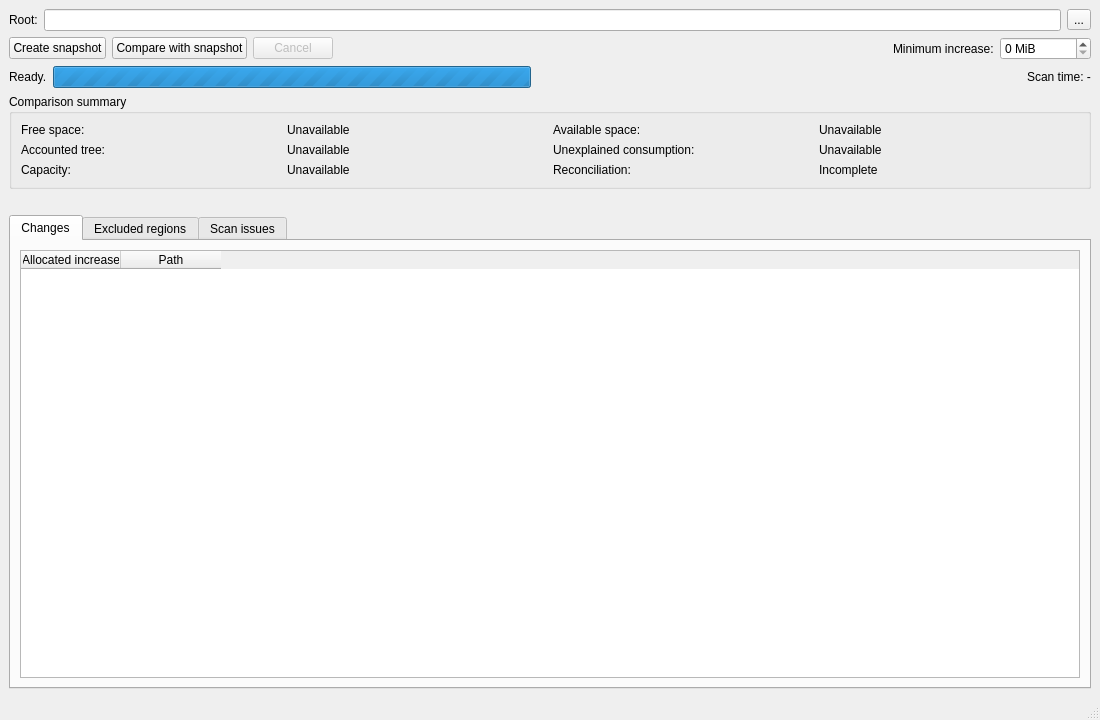
Qt form app/src/mainwindow.ui (VioletGiraffe/SpaceGuard) before a commit.
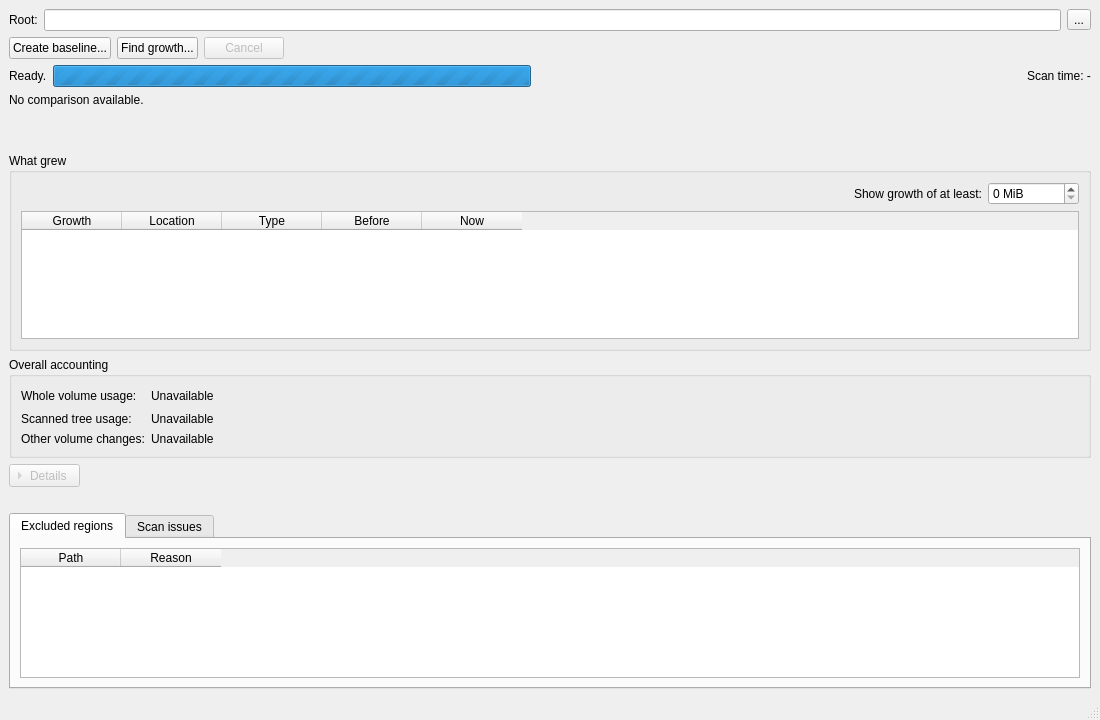
The same form after that commit.

Diff of the .ui file:
```diff
--- a/app/src/mainwindow.ui
+++ b/app/src/mainwindow.ui
@@ -36,12 +36,12 @@
      <layout class="QHBoxLayout" name="actionLayout">
       <item>
        <widget class="QPushButton" name="createSnapshotButton">
-        <property name="text"><string>Create snapshot</string></property>
+        <property name="text"><string>Create baseline...</string></property>
        </widget>
       </item>
       <item>
        <widget class="QPushButton" name="compareSnapshotButton">
-        <property name="text"><string>Compare with snapshot</string></property>
+        <property name="text"><string>Find growth...</string></property>
        </widget>
       </item>
       <item>
@@ -56,17 +56,6 @@
         <property name="sizeHint" stdset="0"><size><width>40</width><height>20</height></size></property>
        </spacer>
       </item>
-      <item>
-       <widget class="QLabel" name="thresholdLabel">
-        <property name="text"><string>Minimum increase:</string></property>
-       </widget>
-      </item>
-      <item>
-       <widget class="QSpinBox" name="thresholdSpinBox">
-        <property name="suffix"><string notr="true"> MiB</string></property>
-        <property name="maximum"><number>999999999</number></property>
-       </widget>
-      </item>
      </layout>
     </item>
     <item>
@@ -104,22 +93,17 @@
      </layout>
     </item>
     <item>
-     <widget class="QGroupBox" name="summaryGroupBox">
-      <property name="title"><string>Comparison summary</string></property>
-      <layout class="QGridLayout" name="summaryLayout">
-       <item row="0" column="0"><widget class="QLabel" name="freeSpaceLabel"><property name="text"><string>Free space:</string></property></widget></item>
-       <item row="0" column="1"><widget class="QLabel" name="freeSpaceValueLabel"><property name="text"><string>Unavailable</string></property></widget></item>
-       <item row="0" column="2"><widget class="QLabel" name="availableSpaceLabel"><property name="text"><string>Available space:</string></property></widget></item>
-       <item row="0" column="3"><widget class="QLabel" name="availableSpaceValueLabel"><property name="text"><string>Unavailable</string></property></widget></item>
-       <item row="1" column="0"><widget class="QLabel" name="allocatedTreeLabel"><property name="text"><string>Accounted tree:</string></property></widget></item>
-       <item row="1" column="1"><widget class="QLabel" name="allocatedTreeValueLabel"><property name="text"><string>Unavailable</string></property></widget></item>
-       <item row="1" column="2"><widget class="QLabel" name="unexplainedLabel"><property name="text"><string>Unexplained consumption:</string></property></widget></item>
-       <item row="1" column="3"><widget class="QLabel" name="unexplainedValueLabel"><property name="text"><string>Unavailable</string></property></widget></item>
-       <item row="2" column="0"><widget class="QLabel" name="capacityLabel"><property name="text"><string>Capacity:</string></property></widget></item>
-       <item row="2" column="1"><widget class="QLabel" name="capacityValueLabel"><property name="text"><string>Unavailable</string></property></widget></item>
-       <item row="2" column="2"><widget class="QLabel" name="reconciliationLabel"><property name="text"><string>Reconciliation:</string></property></widget></item>
-       <item row="2" column="3"><widget class="QLabel" name="reconciliationValueLabel"><property name="text"><string>Incomplete</string></property></widget></item>
-      </layout>
+     <widget class="QLabel" name="comparisonContextLabel">
+      <property name="text"><string>No comparison available.</string></property>
+      <property name="textInteractionFlags"><set>Qt::TextInteractionFlag::TextSelectableByMouse</set></property>
+      <property name="wordWrap"><bool>true</bool></property>
+     </widget>
+    </item>
+    <item>
+     <widget class="QLabel" name="comparisonHeadlineLabel">
+      <property name="font"><font><bold>true</bold></font></property>
+      <property name="text"><string/></property>
+      <property name="wordWrap"><bool>true</bool></property>
      </widget>
     </item>
     <item>
@@ -129,26 +113,101 @@
      </widget>
     </item>
     <item>
-     <widget class="QTabWidget" name="resultTabs">
-      <property name="currentIndex"><number>0</number></property>
-      <widget class="QWidget" name="changesTab">
-       <attribute name="title"><string>Changes</string></attribute>
-       <layout class="QVBoxLayout" name="changesLayout">
+     <widget class="QGroupBox" name="growthGroupBox">
+      <property name="title"><string>What grew</string></property>
+      <layout class="QVBoxLayout" name="growthLayout">
+       <item>
+        <layout class="QHBoxLayout" name="thresholdLayout">
+         <item>
+          <spacer name="thresholdSpacer">
+           <property name="orientation"><enum>Qt::Orientation::Horizontal</enum></property>
+           <property name="sizeHint" stdset="0"><size><width>40</width><height>20</height></size></property>
+          </spacer>
+         </item>
+         <item>
+          <widget class="QLabel" name="thresholdLabel">
+           <property name="text"><string>Show growth of at least:</string></property>
+          </widget>
+         </item>
+         <item>
+          <widget class="QSpinBox" name="thresholdSpinBox">
+           <property name="suffix"><string notr="true"> MiB</string></property>
+           <property name="maximum"><number>999999999</number></property>
+          </widget>
+         </item>
+        </layout>
+       </item>
         <item>
          <widget class="QTableWidget" name="changesTable">
+         <property name="alternatingRowColors"><bool>true</bool></property>
           <property name="editTriggers"><set>QAbstractItemView::EditTrigger::NoEditTriggers</set></property>
           <property name="selectionBehavior"><enum>QAbstractItemView::SelectionBehavior::SelectRows</enum></property>
-          <column><property name="text"><string>Allocated increase</string></property></column>
-          <column><property name="text"><string>Path</string></property></column>
+         <column><property name="text"><string>Growth</string></property></column>
+         <column><property name="text"><string>Location</string></property></column>
+         <column><property name="text"><string>Type</string></property></column>
+         <column><property name="text"><string>Before</string></property></column>
+         <column><property name="text"><string>Now</string></property></column>
          </widget>
         </item>
        </layout>
       </widget>
+    </item>
+    <item>
+     <widget class="QGroupBox" name="accountingGroupBox">
+      <property name="title"><string>Overall accounting</string></property>
+      <layout class="QGridLayout" name="accountingLayout">
+       <item row="0" column="0">
+        <widget class="QLabel" name="wholeVolumeUsageLabel">
+         <property name="toolTip"><string>Derived from the change in total free space. Capacity changes are listed in Details.</string></property>
+         <property name="text"><string>Whole volume usage:</string></property>
+        </widget>
+       </item>
+       <item row="0" column="1"><widget class="QLabel" name="wholeVolumeUsageValueLabel"><property name="text"><string>Unavailable</string></property></widget></item>
+       <item row="1" column="0"><widget class="QLabel" name="scannedTreeUsageLabel"><property name="text"><string>Scanned tree usage:</string></property></widget></item>
+       <item row="1" column="1"><widget class="QLabel" name="scannedTreeUsageValueLabel"><property name="text"><string>Unavailable</string></property></widget></item>
+       <item row="2" column="0">
+        <widget class="QLabel" name="otherVolumeUsageLabel">
+         <property name="toolTip"><string>Difference between whole-volume usage and the scanned tree. This may include activity outside the selected root and filesystem-level effects.</string></property>
+         <property name="text"><string>Other volume changes:</string></property>
+        </widget>
+       </item>
+       <item row="2" column="1"><widget class="QLabel" name="otherVolumeUsageValueLabel"><property name="text"><string>Unavailable</string></property></widget></item>
+       <item row="0" column="2"><spacer name="accountingSpacer"><property name="orientation"><enum>Qt::Orientation::Horizontal</enum></property><property name="sizeHint" stdset="0"><size><width>40</width><height>20</height></size></property></spacer></item>
+      </layout>
+     </widget>
+    </item>
+    <item>
+     <widget class="QToolButton" name="detailsButton">
+      <property name="enabled"><bool>false</bool></property>
+      <property name="text"><string>Details</string></property>
+      <property name="checkable"><bool>true</bool></property>
+      <property name="arrowType"><enum>Qt::ArrowType::RightArrow</enum></property>
+      <property name="toolButtonStyle"><enum>Qt::ToolButtonStyle::ToolButtonTextBesideIcon</enum></property>
+     </widget>
+    </item>
+    <item>
+     <widget class="QWidget" name="detailsWidget">
+      <property name="visible"><bool>false</bool></property>
+      <layout class="QVBoxLayout" name="detailsLayout">
+       <property name="leftMargin"><number>0</number></property>
+       <property name="topMargin"><number>0</number></property>
+       <property name="rightMargin"><number>0</number></property>
+       <property name="bottomMargin"><number>0</number></property>
+       <item>
+        <widget class="QLabel" name="comparisonDetailsLabel">
+         <property name="text"><string/></property>
+         <property name="wordWrap"><bool>true</bool></property>
+        </widget>
+       </item>
+       <item>
+        <widget class="QTabWidget" name="detailsTabs">
+         <property name="currentIndex"><number>0</number></property>
       <widget class="QWidget" name="excludedTab">
        <attribute name="title"><string>Excluded regions</string></attribute>
        <layout class="QVBoxLayout" name="excludedLayout">
         <item>
          <widget class="QTableWidget" name="excludedTable">
+             <property name="alternatingRowColors"><bool>true</bool></property>
           <property name="editTriggers"><set>QAbstractItemView::EditTrigger::NoEditTriggers</set></property>
           <property name="selectionBehavior"><enum>QAbstractItemView::SelectionBehavior::SelectRows</enum></property>
           <column><property name="text"><string>Path</string></property></column>
@@ -173,6 +232,9 @@
         </item>
        </layout>
       </widget>
+        </widget>
+       </item>
+      </layout>
      </widget>
     </item>
    </layout>
```
Left out of the diff: 1 changed line with no effect on the pictures. Lines whose indentation alone changed are shown as unchanged.
